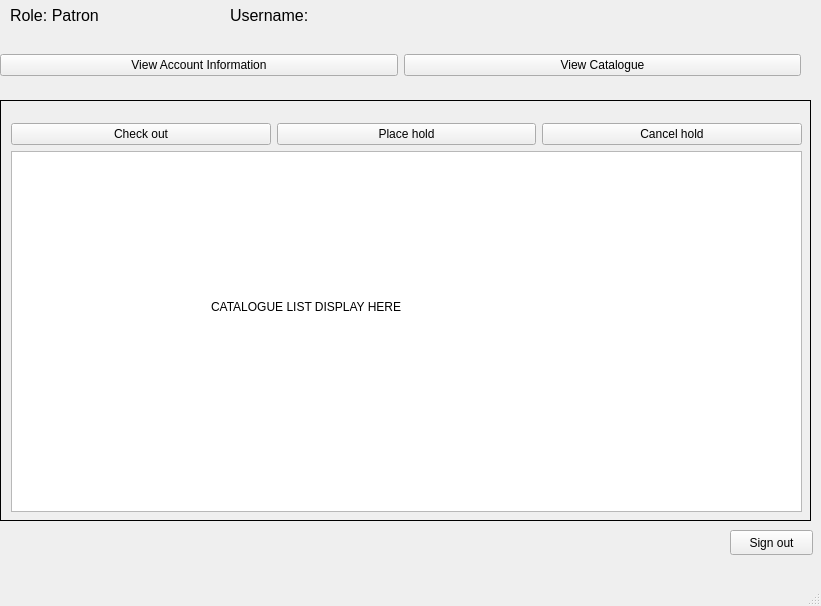
Old version of the form testProject/patronwindow.ui in the repository PhiPham1507/HinLIBS.
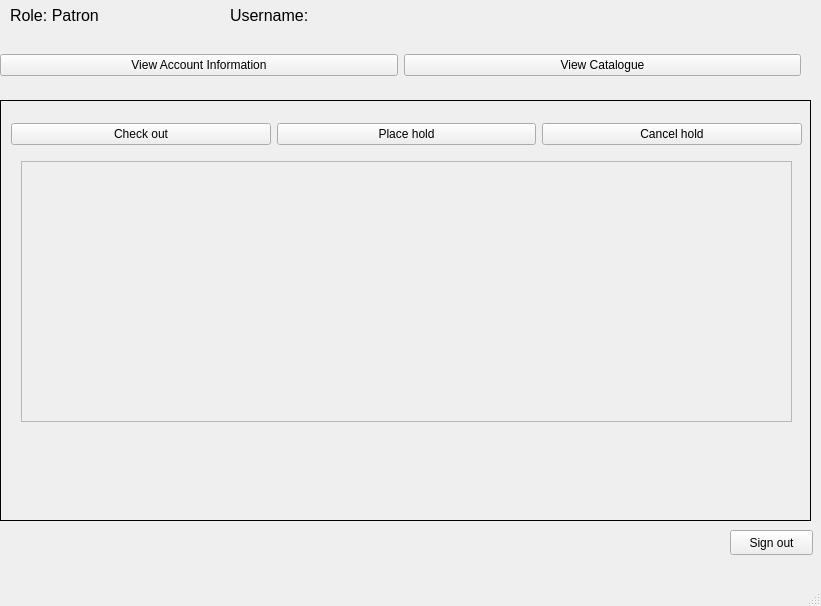
New version of the form. The open tabs and pages were chosen to show the change.

Commit message: added vertical layout experiment to patron catalogue ui

Diff of the .ui file:
```diff
--- a/testProject/patronwindow.ui
+++ b/testProject/patronwindow.ui
@@ -218,16 +218,6 @@
      </widget>
     </widget>
     <widget class="QWidget" name="cataloguePage">
-     <widget class="QTableWidget" name="catalogueTable">
-      <property name="geometry">
-       <rect>
-        <x>10</x>
-        <y>50</y>
-        <width>791</width>
-        <height>361</height>
-       </rect>
-      </property>
-     </widget>
      <widget class="QWidget" name="horizontalLayoutWidget_4">
       <property name="geometry">
        <rect>
@@ -261,18 +251,39 @@
        </item>
       </layout>
      </widget>
-     <widget class="QLabel" name="bwCat">
+     <widget class="QScrollArea" name="catalogueScrollArea">
       <property name="geometry">
        <rect>
-        <x>210</x>
-        <y>140</y>
-        <width>441</width>
-        <height>131</height>
+        <x>20</x>
+        <y>60</y>
+        <width>771</width>
+        <height>261</height>
        </rect>
       </property>
-      <property name="text">
-       <string>CATALOGUE LIST DISPLAY HERE</string>
+      <property name="widgetResizable">
+       <bool>true</bool>
       </property>
+      <widget class="QWidget" name="scrollAreaWidgetContents">
+       <property name="geometry">
+        <rect>
+         <x>0</x>
+         <y>0</y>
+         <width>769</width>
+         <height>259</height>
+        </rect>
+       </property>
+       <widget class="QWidget" name="verticalLayoutWidget">
+        <property name="geometry">
+         <rect>
+          <x>0</x>
+          <y>0</y>
+          <width>771</width>
+          <height>261</height>
+         </rect>
+        </property>
+        <layout class="QVBoxLayout" name="catalogueVerticalLayout"/>
+       </widget>
+      </widget>
      </widget>
     </widget>
    </widget>
```
Left out of the diff: 2 changed lines with no effect on the pictures. The commit also changes 38 other files.
